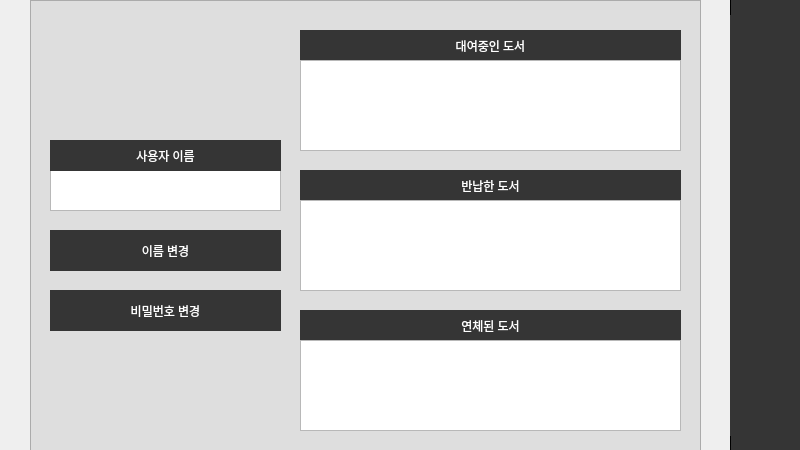
Above: user.ui from EUI-s-bookstore/bookstore before the change. Below: the same form after it.
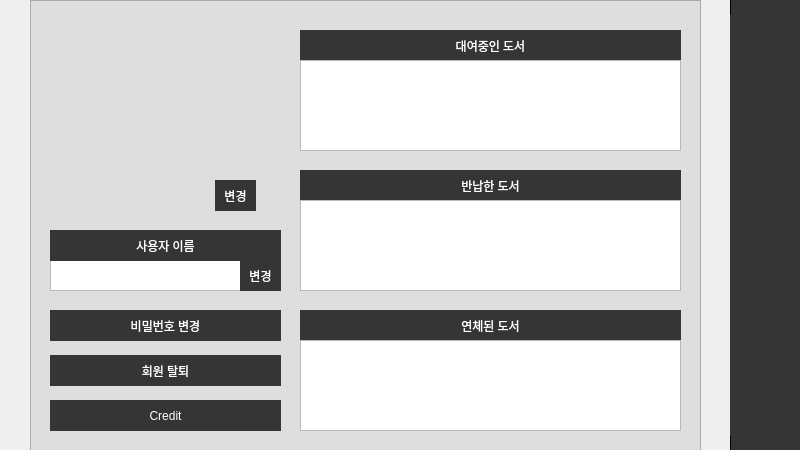
That is the form after the change. Icons and pictures are not drawn.

What changed in the file:
```diff
--- a/user.ui
+++ b/user.ui
@@ -420,9 +420,9 @@
    <property name="geometry">
     <rect>
      <x>50</x>
-     <y>170</y>
+     <y>260</y>
      <width>231</width>
-     <height>41</height>
+     <height>31</height>
     </rect>
    </property>
    <property name="tabChangesFocus">
@@ -436,9 +436,9 @@
    <property name="geometry">
     <rect>
      <x>50</x>
-     <y>290</y>
+     <y>310</y>
      <width>231</width>
-     <height>41</height>
+     <height>31</height>
     </rect>
    </property>
    <property name="font">
@@ -472,10 +472,10 @@
    </property>
    <property name="geometry">
     <rect>
-     <x>50</x>
-     <y>230</y>
-     <width>231</width>
-     <height>41</height>
+     <x>240</x>
+     <y>260</y>
+     <width>41</width>
+     <height>31</height>
     </rect>
    </property>
    <property name="font">
@@ -500,14 +500,14 @@
 </string>
    </property>
    <property name="text">
-    <string>이름 변경</string>
+    <string>변경</string>
    </property>
   </widget>
   <widget class="QLabel" name="label_10">
    <property name="geometry">
     <rect>
      <x>50</x>
-     <y>140</y>
+     <y>230</y>
      <width>231</width>
      <height>31</height>
     </rect>
@@ -537,6 +537,136 @@
     <string notr="true">background-color:#dedede;</string>
    </property>
   </widget>
+  <widget class="QPushButton" name="user_out">
+   <property name="enabled">
+    <bool>true</bool>
+   </property>
+   <property name="geometry">
+    <rect>
+     <x>50</x>
+     <y>355</y>
+     <width>231</width>
+     <height>31</height>
+    </rect>
+   </property>
+   <property name="font">
+    <font>
+     <family>Arial</family>
+     <weight>50</weight>
+     <bold>false</bold>
+    </font>
+   </property>
+   <property name="styleSheet">
+    <string notr="true">QPushButton{
+border:1px solid #353535;
+background-color:#353535;
+color:#fff;
+}
+
+QPushButton:hover{
+background-color:#fff;
+color:#353535;
+}
+
+</string>
+   </property>
+   <property name="text">
+    <string>회원 탈퇴</string>
+   </property>
+  </widget>
+  <widget class="QPushButton" name="profile_change">
+   <property name="enabled">
+    <bool>true</bool>
+   </property>
+   <property name="geometry">
+    <rect>
+     <x>215</x>
+     <y>180</y>
+     <width>41</width>
+     <height>31</height>
+    </rect>
+   </property>
+   <property name="font">
+    <font>
+     <family>Arial</family>
+     <weight>50</weight>
+     <bold>false</bold>
+    </font>
+   </property>
+   <property name="styleSheet">
+    <string notr="true">QPushButton{
+border:1px solid #353535;
+background-color:#353535;
+color:#fff;
+}
+
+QPushButton:hover{
+background-color:#fff;
+color:#353535;
+}
+
+</string>
+   </property>
+   <property name="text">
+    <string>변경</string>
+   </property>
+  </widget>
+  <widget class="QLabel" name="profile">
+   <property name="geometry">
+    <rect>
+     <x>75</x>
+     <y>30</y>
+     <width>180</width>
+     <height>180</height>
+    </rect>
+   </property>
+   <property name="text">
+    <string/>
+   </property>
+   <property name="pixmap">
+    <pixmap>profile/prof1.png</pixmap>
+   </property>
+   <property name="scaledContents">
+    <bool>true</bool>
+   </property>
+  </widget>
+  <widget class="QPushButton" name="credit_Btn">
+   <property name="enabled">
+    <bool>true</bool>
+   </property>
+   <property name="geometry">
+    <rect>
+     <x>50</x>
+     <y>400</y>
+     <width>231</width>
+     <height>31</height>
+    </rect>
+   </property>
+   <property name="font">
+    <font>
+     <family>Arial</family>
+     <weight>50</weight>
+     <bold>false</bold>
+    </font>
+   </property>
+   <property name="styleSheet">
+    <string notr="true">QPushButton{
+border:1px solid #353535;
+background-color:#353535;
+color:#fff;
+}
+
+QPushButton:hover{
+background-color:#fff;
+color:#353535;
+}
+
+</string>
+   </property>
+   <property name="text">
+    <string>Credit</string>
+   </property>
+  </widget>
   <zorder>textBrowser_6</zorder>
   <zorder>textBrowser_3</zorder>
   <zorder>email_C_Btn</zorder>
@@ -557,6 +687,10 @@
   <zorder>pw_change</zorder>
   <zorder>name_change</zorder>
   <zorder>label_10</zorder>
+  <zorder>user_out</zorder>
+  <zorder>profile</zorder>
+  <zorder>credit_Btn</zorder>
+  <zorder>profile_change</zorder>
  </widget>
  <resources/>
  <connections/>
```
